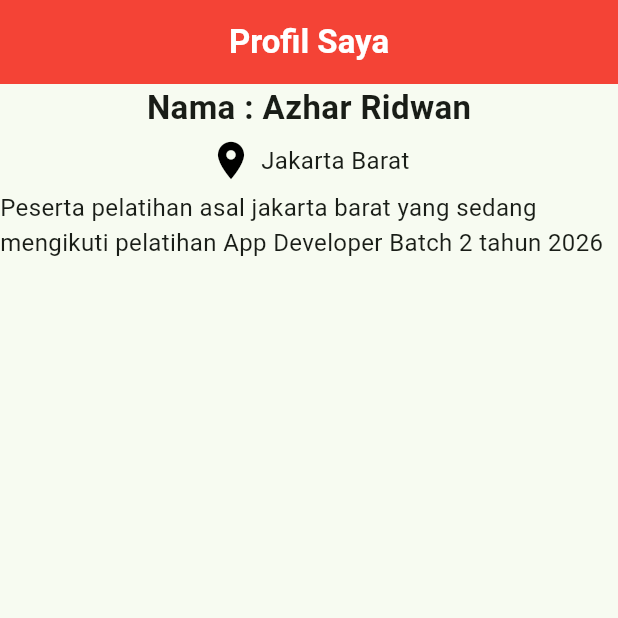
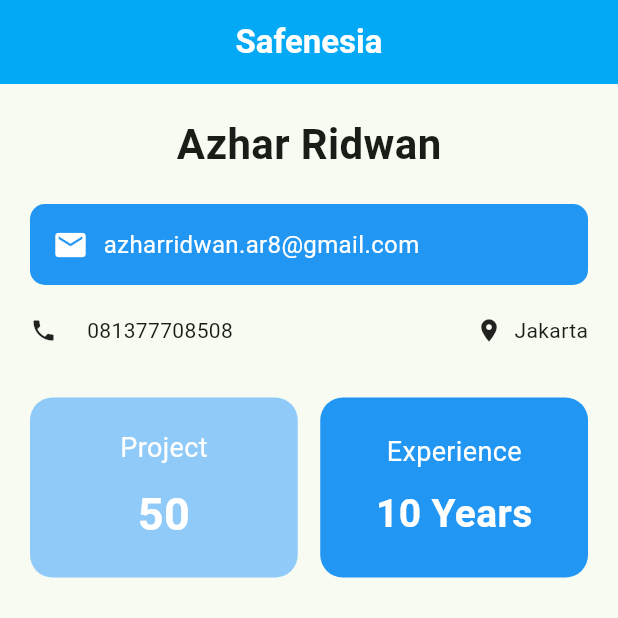
Before and after one commit to notavailable85/flutter_latihan, a Flutter app: the screen it shows after launch, on a phone screen of 412 x 824 dp, the top half of it. Run offline on Flutter 3.47's test engine with Material 3 defaults, Android fonts, the phone set to English and light mode, and no system bars.

Commit message:
tugas2_flutter

```diff
--- a/lib/main.dart
+++ b/lib/main.dart
@@ -1,5 +1,8 @@
 import 'package:flutter/material.dart';
-import 'package:flutter_latihan/tugas_1.dart';
+// import 'package:flutter_latihan/container.dart';
+// import 'package:flutter_latihan/mainmenu.dart';
+// import 'package:flutter_latihan/tugas_1.dart';
+import 'package:flutter_latihan/tugas_2.dart';
 
 void main() {
   runApp(const MyApp());
@@ -12,6 +15,7 @@ class MyApp extends StatelessWidget {
   @override
   Widget build(BuildContext context) {
     return MaterialApp(
+      debugShowCheckedModeBanner: false,
       title: 'Flutter Demo',
       theme: ThemeData(
         // This is the theme of your application.
@@ -31,7 +35,7 @@ class MyApp extends StatelessWidget {
         // tested with just a hot reload.
         colorScheme: .fromSeed(seedColor: Colors.green),
       ),
-      home: ProfilSaya(),
+      home: ProfilePage(),
     );
   }
 }
--- /dev/null
+++ b/lib/tugas_2.dart
@@ -0,0 +1,147 @@
+import 'package:flutter/material.dart';
+
+class ProfilePage extends StatelessWidget {
+  const ProfilePage({super.key});
+
+  @override
+  Widget build(BuildContext context) {
+    return Scaffold(
+      appBar: AppBar(
+        centerTitle: true,
+        title: const Text(
+          "Safenesia",
+          style: TextStyle(color: Colors.white, fontWeight: FontWeight.bold),
+        ),
+
+        backgroundColor: Colors.lightBlue,
+      ),
+
+      body: Padding(
+        padding: const EdgeInsets.all(20),
+        child: Column(
+          crossAxisAlignment: CrossAxisAlignment.center,
+          children: [
+            // Nama
+            const Text(
+              "Azhar Ridwan",
+              style: TextStyle(fontSize: 28, fontWeight: FontWeight.bold),
+            ),
+
+            const SizedBox(height: 20),
+
+            // Email Container
+            Container(
+              padding: const EdgeInsets.symmetric(horizontal: 15, vertical: 15),
+              decoration: BoxDecoration(
+                color: Colors.blue,
+                borderRadius: BorderRadius.circular(10),
+              ),
+              child: Row(
+                children: const [
+                  Icon(Icons.email, color: Colors.white),
+                  SizedBox(width: 10),
+                  Text(
+                    "azharridwan.ar8@gmail.com",
+                    style: TextStyle(color: Colors.white, fontSize: 16),
+                  ),
+                ],
+              ),
+            ),
+
+            const SizedBox(height: 20),
+
+            // Phone dan Location
+            Row(
+              mainAxisAlignment: MainAxisAlignment.spaceBetween,
+              children: const [
+                Row(
+                  children: [
+                    Icon(Icons.phone, size: 18),
+                    SizedBox(width: 20),
+                    Text("081377708508"),
+                  ],
+                ),
+                Spacer(),
+
+                Row(
+                  children: [
+                    Icon(Icons.location_on, size: 18),
+                    SizedBox(width: 8),
+                    Text("Jakarta"),
+                  ],
+                ),
+              ],
+            ),
+
+            const SizedBox(height: 35),
+
+            // Card Statistik
+            Row(
+              children: [
+                // Project
+                Expanded(
+                  child: Container(
+                    height: 120,
+                    decoration: BoxDecoration(
+                      color: Colors.blue[200],
+                      borderRadius: BorderRadius.circular(15),
+                    ),
+                    child: const Column(
+                      mainAxisAlignment: MainAxisAlignment.center,
+                      children: [
+                        Text(
+                          "Project",
+                          style: TextStyle(fontSize: 18, color: Colors.white),
+                        ),
+                        SizedBox(height: 10),
+                        Text(
+                          "50",
+                          style: TextStyle(
+                            fontSize: 30,
+                            fontWeight: FontWeight.bold,
+                            color: Colors.white,
+                          ),
+                        ),
+                      ],
+                    ),
+                  ),
+                ),
+
+                const SizedBox(width: 15),
+
+                // Experience
+                Expanded(
+                  child: Container(
+                    height: 120,
+                    decoration: BoxDecoration(
+                      color: Colors.blue,
+                      borderRadius: BorderRadius.circular(15),
+                    ),
+                    child: const Column(
+                      mainAxisAlignment: MainAxisAlignment.center,
+                      children: [
+                        Text(
+                          "Experience",
+                          style: TextStyle(fontSize: 18, color: Colors.white),
+                        ),
+                        SizedBox(height: 10),
+                        Text(
+                          "10 Years",
+                          style: TextStyle(
+                            fontSize: 26,
+                            fontWeight: FontWeight.bold,
+                            color: Colors.white,
+                          ),
+                        ),
+                      ],
+                    ),
+                  ),
+                ),
+              ],
+            ),
+          ],
+        ),
+      ),
+    );
+  }
+}
--- a/pubspec.yaml
+++ b/pubspec.yaml
@@ -58,8 +58,8 @@ flutter:
   uses-material-design: true
 
   # To add assets to your application, add an assets section, like this:
-  # assets:
-  #   - images/a_dot_burr.jpeg
+  assets:
+    - assets/images/ #images/a_dot_burr.jpeg
   #   - images/a_dot_ham.jpeg
 
   # An image asset can refer to one or more resolution-specific "variants", see
```
Also changed, not shown: lib/container.dart (added, +70 -0 lines), lib/mainmenu.dart (added, +101 -0 lines), assets/images/Logo Safenesia.png (added), assets/images/indo_flag.jpg (added).
